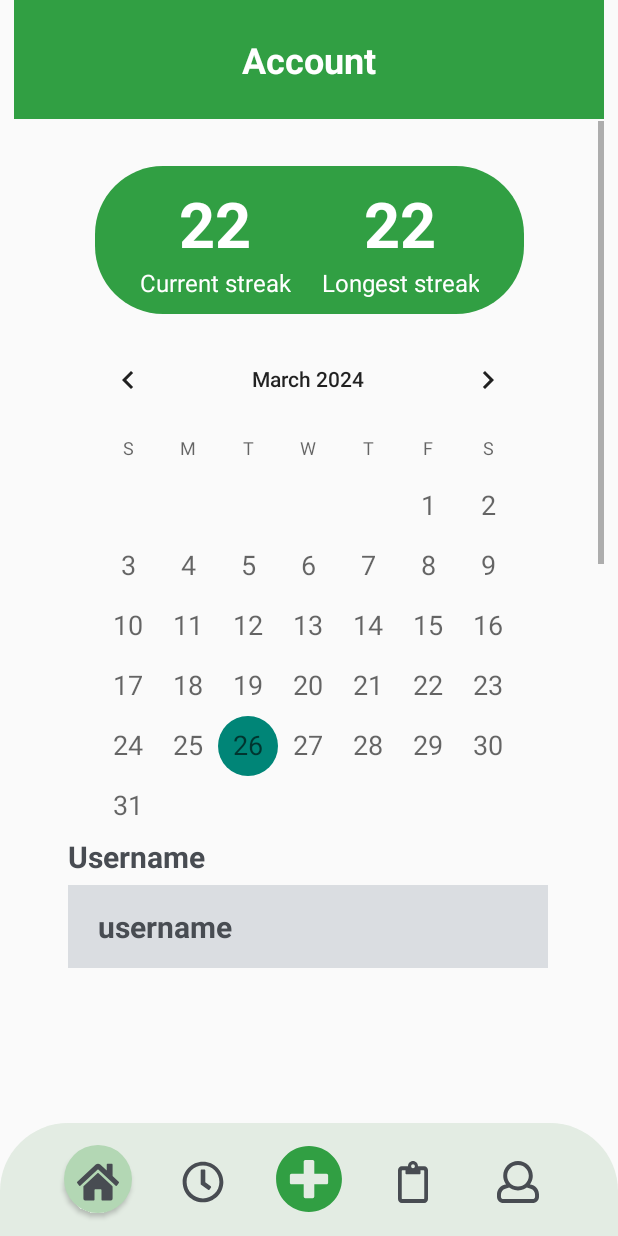
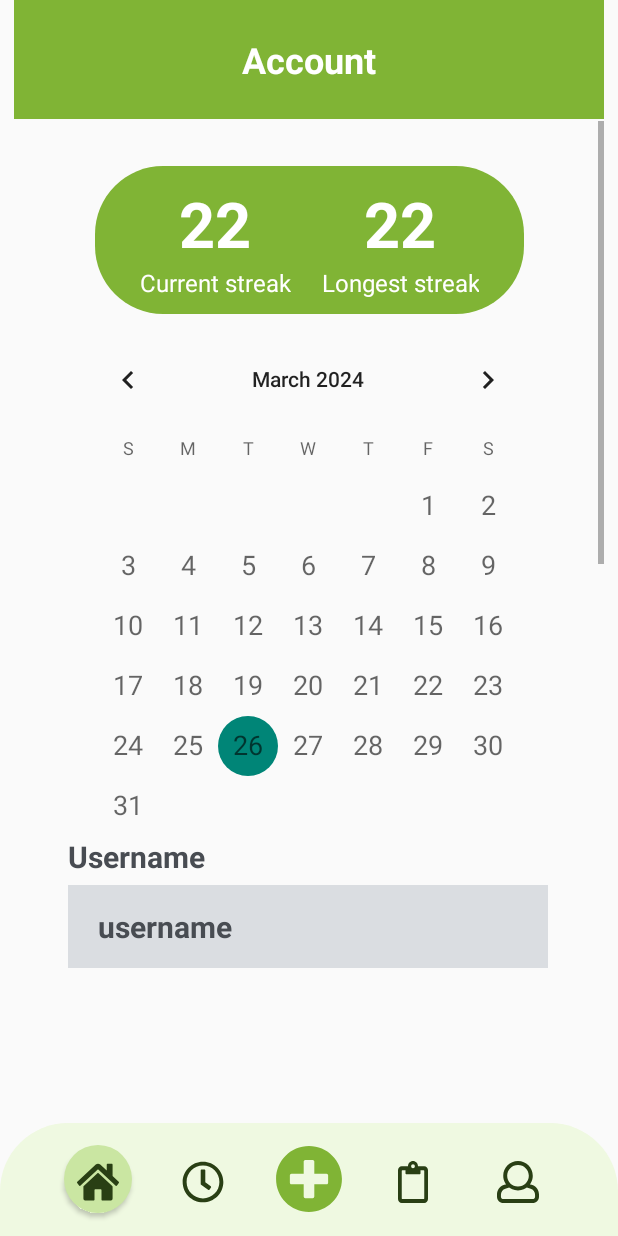
Before and after one commit to pmlinh21/Mobile-21KTPM1-Group05, an Android app built with Jetpack Compose: the fragment Account placed in its activity, on a phone screen of 412 x 824 dp. Run offline under Robolectric (Android 15) with nearby library versions, the phone set to English and light mode, and no system bars.

Commit message:
change colors

```diff
--- a/ApplePie/app/src/main/res/drawable/ic_account.xml
+++ b/ApplePie/app/src/main/res/drawable/ic_account.xml
@@ -12,7 +12,7 @@
     android:viewportWidth="512"
     android:viewportHeight="512">
     <path
-        android:fillColor="@color/black"
+        android:fillColor="@color/dark_green"
         android:pathData="M423.309 291.025L402.221 285C431.798 243.89 436 202.294 436 180 436 80.649 355.484 0 256 0 156.649 0 76 80.516 76 180c0 22.299 4.198 63.884 33.779 105l-21.088 6.025C21.28 310.285 0 371.59 0 408.605v25.681C0 477.138 34.862 512 77.714 512h356.571C477.138 512 512 477.138 512 434.286v-25.681c0-36.247-20.725-98.161-88.691-117.58zM256 48c72.902 0 132 59.099 132 132s-59.098 132-132 132-132-59.099-132-132S183.098 48 256 48zm208 386.286c0 16.41-13.304 29.714-29.714 29.714H77.714C61.304 464 48 450.696 48 434.286v-25.681c0-33.167 21.987-62.316 53.878-71.427l46.103-13.172C162.683 335.058 200.427 360 256 360s93.317-24.942 108.019-35.994l46.103 13.172C442.013 346.29 464 375.438 464 408.605v25.681z"
         />
 </vector>
--- a/ApplePie/app/src/main/res/drawable/ic_home.xml
+++ b/ApplePie/app/src/main/res/drawable/ic_home.xml
@@ -12,7 +12,7 @@
     android:viewportWidth="576"
     android:viewportHeight="512">
     <path
-        android:fillColor="@color/black"
+        android:fillColor="@color/dark_green"
         android:pathData="M488 312.7V456c0 13.3-10.7 24-24 24H348c-6.6 0-12-5.4-12-12V356c0-6.6-5.4-12-12-12h-72c-6.6 0-12 5.4-12 12v112c0 6.6-5.4 12-12 12H112c-13.3 0-24-10.7-24-24V312.7c0-3.6 1.6-7 4.4-9.3l188-154.8c4.4-3.6 10.8-3.6 15.3 0l188 154.8c2.7 2.3 4.3 5.7 4.3 9.3zm83.6-60.9L488 182.9V44.4c0-6.6-5.4-12-12-12h-56c-6.6 0-12 5.4-12 12V117l-89.5-73.7c-17.7-14.6-43.3-14.6-61 0L4.4 251.8c-5.1 4.2-5.8 11.8-1.6 16.9l25.5 31c4.2 5.1 11.8 5.8 16.9 1.6l235.2-193.7c4.4-3.6 10.8-3.6 15.3 0l235.2 193.7c5.1 4.2 12.7 3.5 16.9-1.6l25.5-31c4.2-5.2 3.4-12.7-1.7-16.9z"
         />
 </vector>
--- a/ApplePie/app/src/main/res/drawable/ic_report.xml
+++ b/ApplePie/app/src/main/res/drawable/ic_report.xml
@@ -12,7 +12,7 @@
     android:viewportWidth="384"
     android:viewportHeight="512">
     <path
-        android:fillColor="@color/black"
+        android:fillColor="@color/dark_green"
         android:pathData="M336 64h-80c0-35.29-28.71-64-64-64s-64 28.71-64 64H48C21.49 64 0 85.49 0 112v352c0 26.51 21.49 48 48 48h288c26.51 0 48-21.49 48-48V112c0-26.51-21.49-48-48-48zm-6 400H54a6 6 0 0 1-6-6V118a6 6 0 0 1 6-6h42v36c0 6.627 5.373 12 12 12h168c6.627 0 12-5.373 12-12v-36h42a6 6 0 0 1 6 6v340a6 6 0 0 1-6 6zM192 40c13.255 0 24 10.745 24 24s-10.745 24-24 24-24-10.745-24-24 10.745-24 24-24"
         />
 </vector>
--- a/ApplePie/app/src/main/res/drawable/ic_study.xml
+++ b/ApplePie/app/src/main/res/drawable/ic_study.xml
@@ -12,7 +12,7 @@
     android:viewportWidth="512"
     android:viewportHeight="512">
     <path
-        android:fillColor="@color/black"
+        android:fillColor="@color/dark_green"
         android:pathData="M256 8C119 8 8 119 8 256s111 248 248 248 248-111 248-248S393 8 256 8zm0 448c-110.5 0-200-89.5-200-200S145.5 56 256 56s200 89.5 200 200-89.5 200-200 200zm61.8-104.4l-84.9-61.7c-3.1-2.3-4.9-5.9-4.9-9.7V116c0-6.6 5.4-12 12-12h32c6.6 0 12 5.4 12 12v141.7l66.8 48.6c5.4 3.9 6.5 11.4 2.6 16.8L334.6 349c-3.9 5.3-11.4 6.5-16.8 2.6z"
         />
 </vector>
--- /dev/null
+++ b/ApplePie/app/src/main/res/layout/layout_premium.xml
@@ -0,0 +1,6 @@
+<?xml version="1.0" encoding="utf-8"?>
+<androidx.constraintlayout.widget.ConstraintLayout xmlns:android="http://schemas.android.com/apk/res/android"
+    android:layout_width="match_parent"
+    android:layout_height="match_parent">
+
+</androidx.constraintlayout.widget.ConstraintLayout>
--- a/ApplePie/app/src/main/res/values/colors.xml
+++ b/ApplePie/app/src/main/res/values/colors.xml
@@ -1,8 +1,10 @@
 <?xml version="1.0" encoding="utf-8"?>
 <resources>
-    <color name="light_light_green">#E3ECE3</color>
-    <color name="light_green">#B3D7B4</color>
-    <color name="green">#319F43</color>
+    <color name="dark_green">#293F14</color>
+    <color name="green">#80B435</color>
+    <color name="light_green">#CAE6A2</color>
+    <color name="light_light_green">#EFF9E1</color>
+
     <color name="black">#484C52</color>
     <color name="light_grey">#DADDE1</color>
     <color name="grey">#949494</color>
```
Also changed, not shown: ApplePie/app/src/main/java/com/example/applepie/Dashboard.kt (added, +59 -0 lines), ApplePie/app/src/main/res/layout/fragment_dashboard.xml (added, +14 -0 lines).
